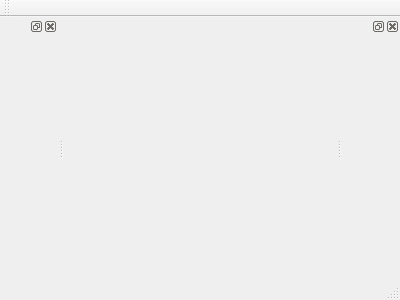
This is mainwindow.ui in Mortonium/QtHelloTriangle as Qt 5 draws it before an edit. The edited form follows.
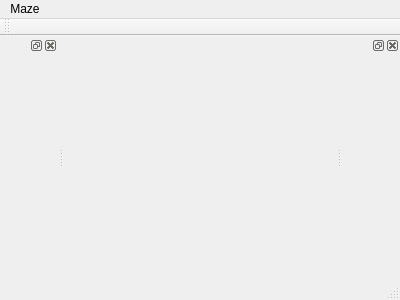
This is the edited form.

Commit message: Added Maze top menu while trying to fix build bug

What changed in the file:
```diff
--- a/mainwindow.ui
+++ b/mainwindow.ui
@@ -23,6 +23,12 @@
      <height>22</height>
     </rect>
    </property>
+   <widget class="QMenu" name="menuMaze">
+    <property name="title">
+     <string>Maze</string>
+    </property>
+   </widget>
+   <addaction name="menuMaze"/>
   </widget>
   <widget class="QToolBar" name="mainToolBar">
    <attribute name="toolBarArea">
```
